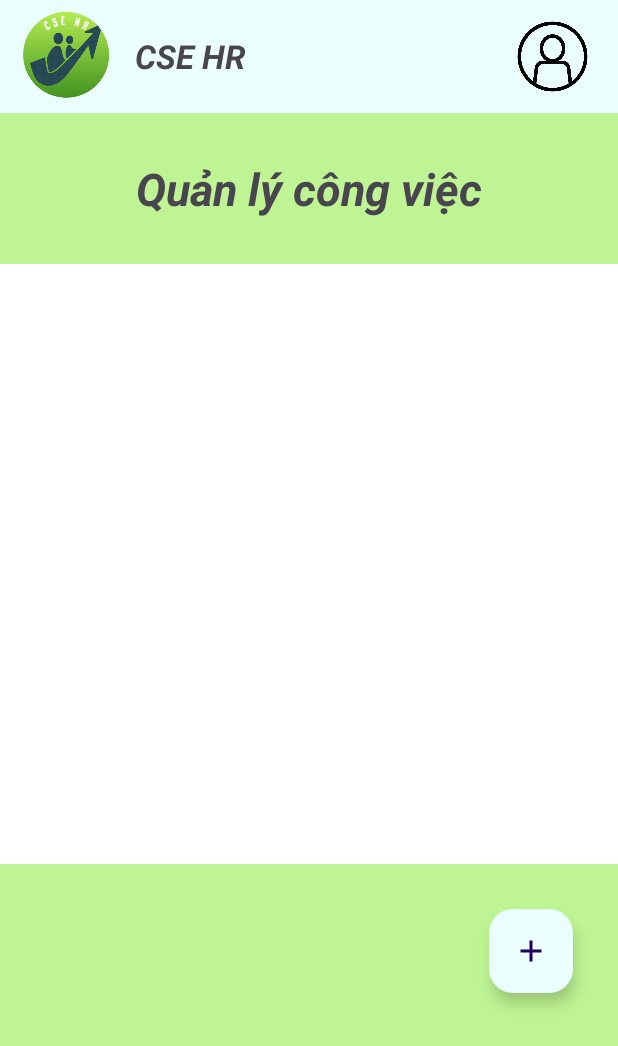
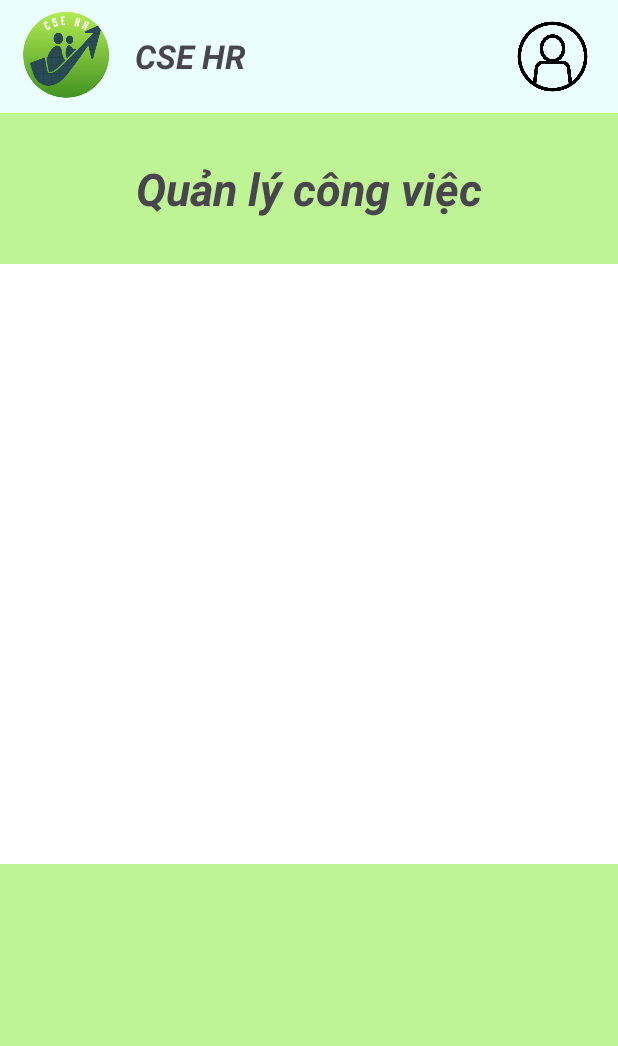
Before and after one commit to TaKarin01/BTL_Android_QLNV, an Android app: the Work screen opened directly, with no data from a screen before it, on a phone screen of 412 x 824 dp. Shown: the top 1046 px of the screen. Run offline under Robolectric (Android 15) with nearby library versions, the light colour scheme and no system bars; our stand-ins replace Firebase (no records; nobody signed in at launch, a user with empty details on screens opened directly); 2 statements that could not run were skipped.

Commit message:
Project Android

```diff
--- a/app/build.gradle.kts
+++ b/app/build.gradle.kts
@@ -35,7 +35,6 @@ dependencies {
     implementation("com.google.firebase:firebase-firestore")
     implementation("com.google.firebase:firebase-database")
 
-    implementation ("com.google.android.material:material:1.3.0-alpha02")
 
     implementation("androidx.appcompat:appcompat:1.6.1")
     implementation("com.google.android.material:material:1.11.0")
--- a/app/src/main/res/layout/activity_work.xml
+++ b/app/src/main/res/layout/activity_work.xml
@@ -61,17 +61,6 @@
             android:layout_marginTop="30dp"
             android:background="@color/white"/>
 
-        <com.google.android.material.floatingactionbutton.FloatingActionButton
-            android:id="@+id/add"
-            android:layout_width="wrap_content"
-            android:layout_height="wrap_content"
-            android:src="@drawable/add"
-            android:layout_gravity="end"
-            android:layout_marginTop="30dp"
-            android:layout_marginRight="30dp"
-            android:backgroundTint="@color/button1"/>
-
-
     </LinearLayout>
 
 </LinearLayout>
```
Also changed, not shown: app/src/main/java/com/example/btl/Database/Database.java (+10 -0 lines), app/src/main/java/com/example/btl/UI/AddWork.java (+24 -1 lines), app/src/main/res/layout/activity_add_work.xml (+4 -7 lines).
